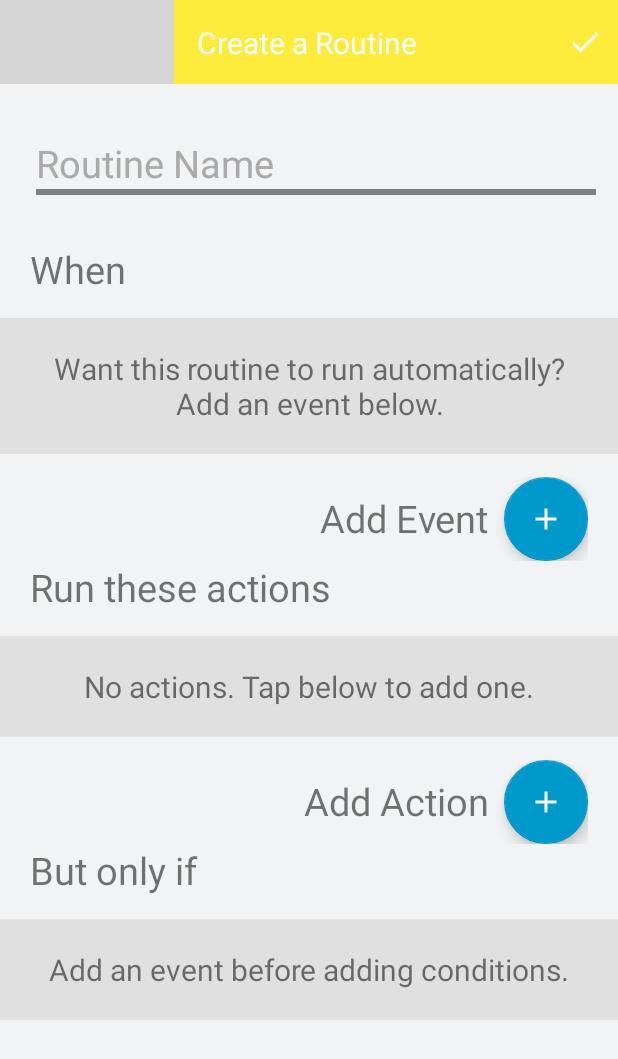
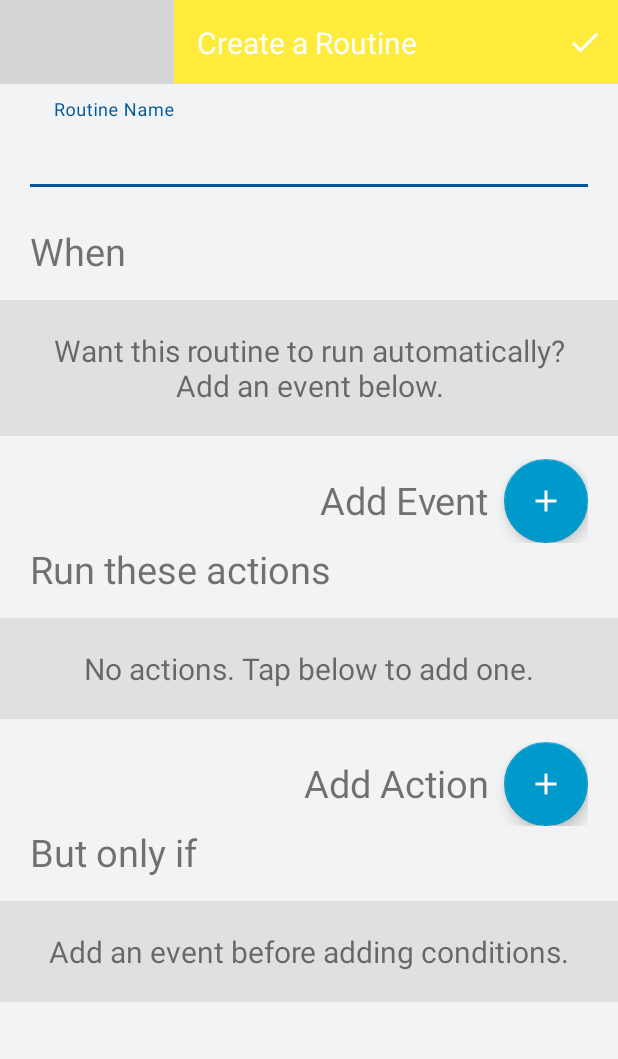
Before and after one commit to Emmanuel-Katwebaze/SmartHomeAndroidApp, an Android app: the CreateRoutine screen opened directly, with no data from a screen before it, on a phone screen of 412 x 824 dp. Shown: the top 1059 px of the screen. Run offline under Robolectric (Android 15) with nearby library versions, the phone set to English and light mode, and no system bars; grey boxes are pictures that could not be loaded.

Commit message:
Sixth Commit: Implemented a more optimized way of updating the Create Routine activity after adding an event and action. Also worked on other layout features concerning the colors of the time picker and dialog.

```diff
--- a/app/src/main/res/layout/action_row.xml
+++ b/app/src/main/res/layout/action_row.xml
@@ -1,7 +1,6 @@
 <?xml version="1.0" encoding="utf-8"?>
 <LinearLayout xmlns:android="http://schemas.android.com/apk/res/android"
     xmlns:tools="http://schemas.android.com/tools"
-    android:id="@+id/action_row_layout"
     android:layout_width="match_parent"
     android:layout_height="wrap_content"
     android:gravity="center_vertical"
--- a/app/src/main/res/layout/activity_create_routine.xml
+++ b/app/src/main/res/layout/activity_create_routine.xml
@@ -10,30 +10,29 @@
 
     <include
         android:id="@+id/create_routine_toolbar"
-        layout="@layout/create_routine_appbar"
-        app:layout_constraintEnd_toEndOf="parent"
-        app:layout_constraintStart_toStartOf="parent"
-        app:layout_constraintTop_toTopOf="parent" />
+        layout="@layout/create_routine_appbar" />
 
     <LinearLayout
         android:layout_width="match_parent"
         android:layout_height="wrap_content"
         android:orientation="vertical">
 
-        <EditText
-            android:id="@+id/etRoutineName"
-            android:layout_width="wrap_content"
+        <com.google.android.material.textfield.TextInputLayout
+            android:layout_width="match_parent"
             android:layout_height="wrap_content"
-            android:layout_marginStart="20dp"
-            android:layout_marginTop="25dp"
-            android:backgroundTint="@android:color/tertiary_text_dark"
-            android:backgroundTintMode="screen"
-            android:ems="13"
+            android:layout_marginHorizontal="20dp"
             android:hint="Routine Name"
-            android:inputType="text"
-            android:textColorHint="@android:color/darker_gray"
-            android:textSize="25sp"
-            android:tooltipText="Routine Name" />
+            android:textColorHighlight="@android:color/black">
+
+            <com.google.android.material.textfield.TextInputEditText
+                android:id="@+id/etRoutineName"
+                android:layout_width="match_parent"
+                android:layout_height="wrap_content"
+                android:background="#F1F3F4"
+                android:ems="15"
+                android:textSize="25sp" />
+
+        </com.google.android.material.textfield.TextInputLayout>
     </LinearLayout>
 
     <LinearLayout
@@ -52,7 +51,13 @@
         <LinearLayout
             android:id="@+id/selectedTimeTVContainer"
             android:layout_width="match_parent"
-            android:layout_height="wrap_content">
+            android:layout_height="wrap_content"
+            android:orientation="vertical">
+
+            <include
+                android:id="@+id/event_row_layout"
+                layout="@layout/event_row"
+                android:visibility="gone" />
 
             <TextView
                 android:id="@+id/selectedTimeTV"
@@ -104,7 +109,13 @@
         <LinearLayout
             android:id="@+id/actionsTVContainer"
             android:layout_width="match_parent"
-            android:layout_height="wrap_content">
+            android:layout_height="wrap_content"
+            android:orientation="vertical">
+
+            <include
+                android:id="@+id/action_row_layout"
+                layout="@layout/action_row"
+                android:visibility="gone" />
 
             <TextView
                 android:id="@+id/actionsTV"
--- a/app/src/main/res/layout/event_row.xml
+++ b/app/src/main/res/layout/event_row.xml
@@ -1,7 +1,6 @@
 <?xml version="1.0" encoding="utf-8"?>
 <LinearLayout xmlns:android="http://schemas.android.com/apk/res/android"
     xmlns:tools="http://schemas.android.com/tools"
-    android:id="@+id/event_row_layout"
     android:layout_width="match_parent"
     android:layout_height="wrap_content"
     android:gravity="center_vertical"
--- a/app/src/main/res/values/themes.xml
+++ b/app/src/main/res/values/themes.xml
@@ -2,11 +2,11 @@
     <!-- Base application theme. -->
     <style name="Theme.SmartHomeApp" parent="Theme.MaterialComponents.DayNight.NoActionBar">
         <!-- Primary brand color. -->
-        <item name="colorPrimary">@color/yellow</item>
+        <item name="colorPrimary">@color/light_blue_900</item>
         <item name="colorPrimaryVariant">@color/yellow_variant</item>
         <item name="colorOnPrimary">@color/white</item>
         <!-- Secondary brand color. -->
-        <item name="colorSecondary">@color/teal_200</item>
+        <item name="colorSecondary">@color/light_blue_900</item>
         <item name="colorSecondaryVariant">@color/teal_700</item>
         <item name="colorOnSecondary">@color/black</item>
         <!-- Status bar color. -->
```
Also changed, not shown: app/src/main/java/com/example/smarthomeapp/Adapter/RoutineItemAdapter.kt (+10 -10 lines), app/src/main/java/com/example/smarthomeapp/CreateRoutine.kt (+44 -48 lines), app/src/main/java/com/example/smarthomeapp/MainActivity.kt (+8 -9 lines).
